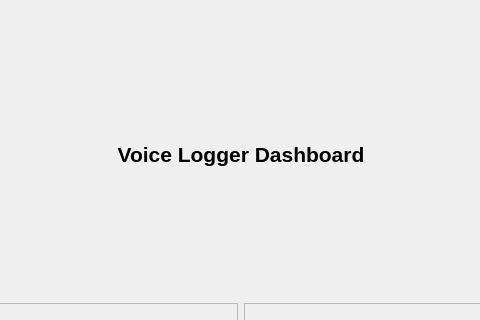
Old version of the form dashboard.ui in the repository sanjayvanan/Xtend-Voice_Logger; both pictures show x 159 to 639 and y 0 to 320 of the 800 by 600 pixel window.
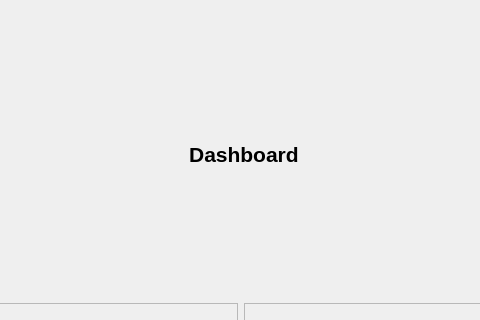
New version of the form.

Commit message: Updated Dashboard and the 'time to time' auto fetch

What changed in the file:
```diff
--- a/dashboard.ui
+++ b/dashboard.ui
@@ -23,7 +23,7 @@
       </font>
      </property>
      <property name="text">
-      <string>Voice Logger Dashboard</string>
+      <string> Dashboard</string>
      </property>
      <property name="alignment">
       <set>Qt::AlignCenter</set>
```
Left out of the diff: 12 changed lines with no effect on the pictures. The commit also changes 25 other files.
